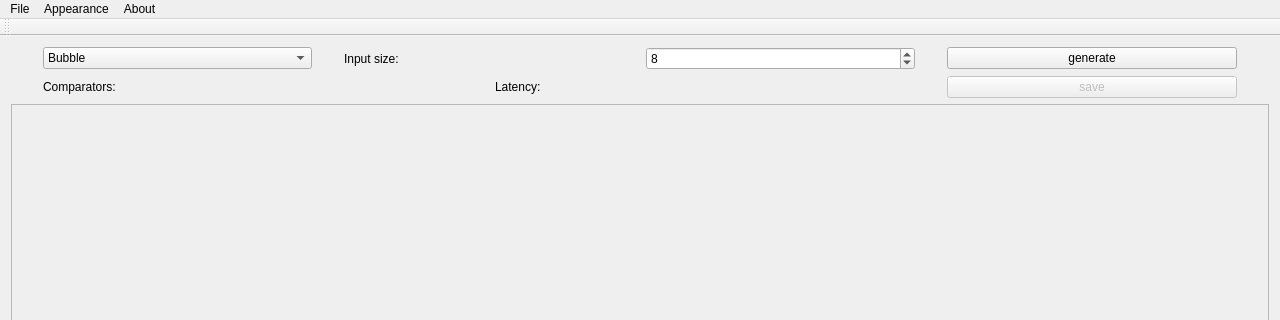
NIC0NIC0NI/QT-gui-toys, file Sorting-Network-Maker/ui/sorting_network_maker.ui: the form before one commit; both pictures show x 0 to 1280 and y 0 to 320 of the 1280 by 720 pixel window.
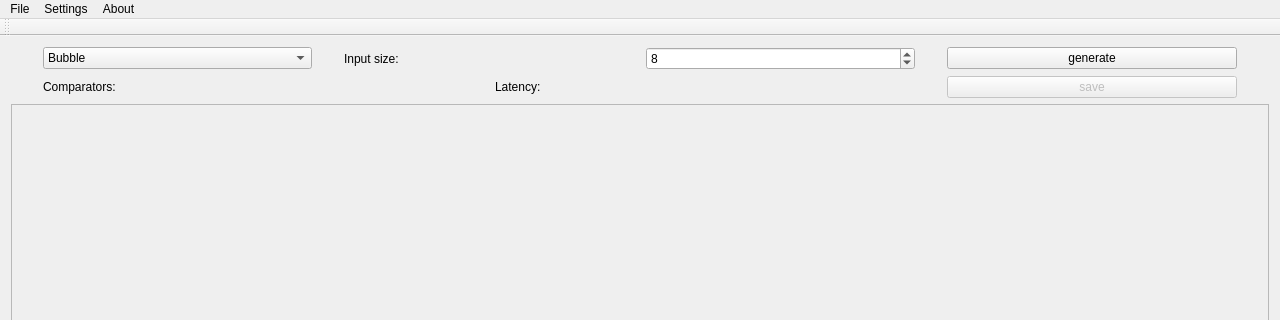
The form after the commit. Icons and pictures are not drawn.

Commit message: Examples for testing stability of sorting networks.

Diff of the .ui file:
```diff
--- a/Sorting-Network-Maker/ui/sorting_network_maker.ui
+++ b/Sorting-Network-Maker/ui/sorting_network_maker.ui
@@ -291,7 +291,7 @@
      <x>0</x>
      <y>0</y>
      <width>1280</width>
-     <height>17</height>
+     <height>26</height>
     </rect>
    </property>
    <widget class="QMenu" name="menuFile">
@@ -309,9 +309,9 @@
     <addaction name="actionAbout"/>
     <addaction name="actionQt"/>
    </widget>
-   <widget class="QMenu" name="menuAppearance">
+   <widget class="QMenu" name="menuSettings">
     <property name="title">
-     <string>Appearance</string>
+     <string>Settings</string>
     </property>
     <addaction name="actionLineColor"/>
     <addaction name="actionBackgroundColor"/>
@@ -324,7 +324,7 @@
     <addaction name="actionReproducibleRandom"/>
    </widget>
    <addaction name="menuFile"/>
-   <addaction name="menuAppearance"/>
+   <addaction name="menuSettings"/>
    <addaction name="menuAbout"/>
   </widget>
   <widget class="QToolBar" name="mainToolBar">
```
Left out of the diff: 77 changed lines with no effect on the pictures. The commit also changes 9 other files.
